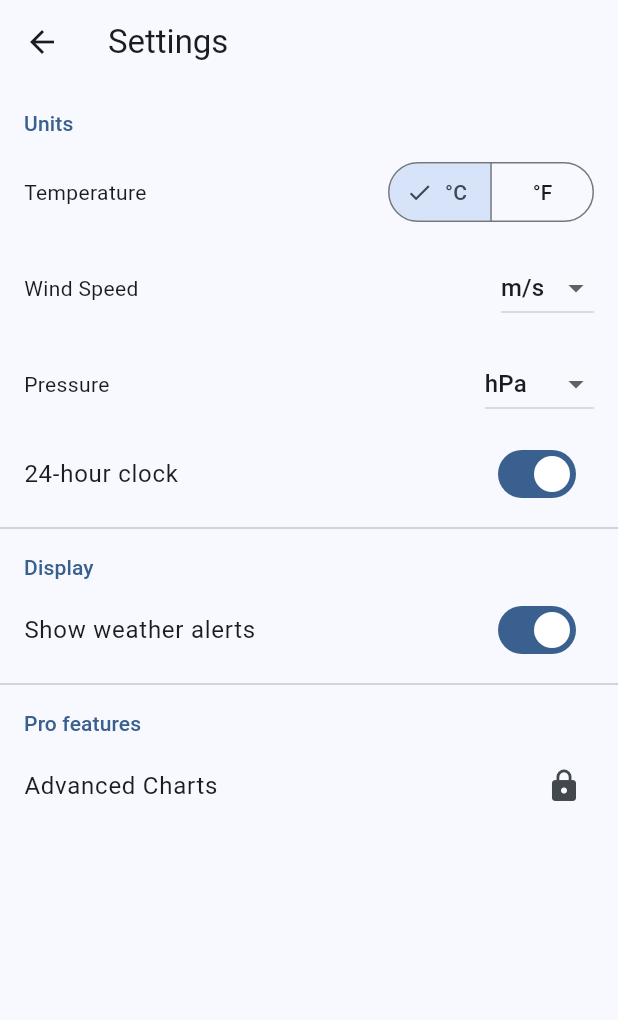
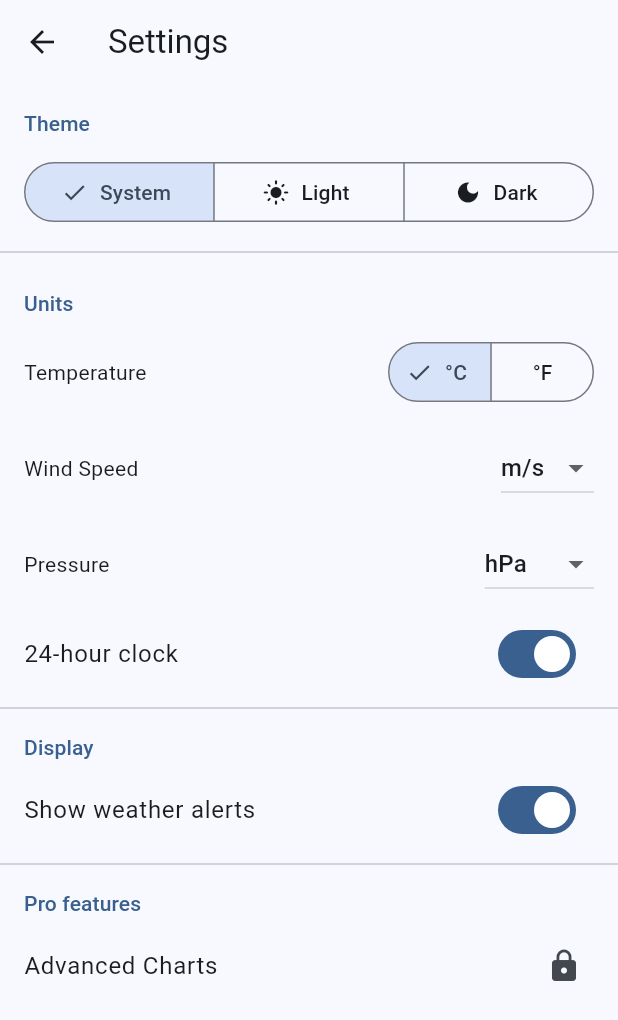
Before and after one commit to spokora9/MoE-Weather, a Flutter app: the SettingsScreen screen opened directly, on a phone screen of 412 x 824 dp. Shown: the top 1020 px of the screen. Run offline on Flutter 3.47's test engine with Material 3 defaults, Android fonts, the phone set to English and light mode, and no system bars; our stand-ins replace dio, firebase_messaging, fl_chart, flutter_local_notifications, flutter_riverpod, google_mobile_ads and 5 more; missing offline and left inert: home_widget, purchases_flutter, workmanager; accounts and stored records are empty.

Commit message:
feat(wave3/I2): theming + accessibility — AppTheme, dark/light toggle, semantic labels
Co-Authored-By: Claude Sonnet 4.6 <noreply@anthropic.com>

```diff
--- /dev/null
+++ b/flutter_app/lib/core/theme/theme_provider.dart
@@ -0,0 +1,41 @@
+import 'package:flutter/material.dart';
+import 'package:flutter_riverpod/flutter_riverpod.dart';
+import 'package:hive/hive.dart';
+
+import 'app_theme.dart';
+
+enum AppThemeMode { system, light, dark }
+
+class ThemeModeNotifier extends Notifier<AppThemeMode> {
+  static const _boxName = 'app_theme';
+  static const _key = 'mode';
+
+  @override
+  AppThemeMode build() {
+    if (!Hive.isBoxOpen(_boxName)) {
+      return AppThemeMode.system;
+    }
+    final box = Hive.box(_boxName);
+    final stored = box.get(_key) as String?;
+    if (stored == null) return AppThemeMode.system;
+    return AppThemeMode.values.firstWhere(
+      (m) => m.name == stored,
+      orElse: () => AppThemeMode.system,
+    );
+  }
+
+  Future<void> setMode(AppThemeMode mode) async {
+    final box = Hive.isBoxOpen(_boxName)
+        ? Hive.box(_boxName)
+        : await Hive.openBox(_boxName);
+    await box.put(_key, mode.name);
+    state = mode;
+  }
+}
+
+final themeModeProvider =
+    NotifierProvider<ThemeModeNotifier, AppThemeMode>(ThemeModeNotifier.new);
+
+final themeDataProvider = Provider<(ThemeData, ThemeData)>((ref) {
+  return (AppTheme.light, AppTheme.dark);
+});
--- a/flutter_app/lib/features/settings/settings_screen.dart
+++ b/flutter_app/lib/features/settings/settings_screen.dart
@@ -3,6 +3,7 @@ import 'package:flutter_riverpod/flutter_riverpod.dart';
 
 import 'package:moe_weather/features/auth/auth_state.dart';
 import 'package:moe_weather/features/auth/revenuecat_service.dart';
+import 'package:moe_weather/core/theme/theme_provider.dart';
 import 'settings_model.dart';
 import 'settings_provider.dart';
 
@@ -30,7 +31,7 @@ class SettingsScreen extends ConsumerWidget {
   }
 }
 
-class _SettingsBody extends StatelessWidget {
+class _SettingsBody extends ConsumerWidget {
   const _SettingsBody({
     required this.settings,
     required this.tier,
@@ -42,12 +43,46 @@ class _SettingsBody extends StatelessWidget {
   final void Function(AppSettings) onChanged;
 
   @override
-  Widget build(BuildContext context) {
+  Widget build(BuildContext context, WidgetRef ref) {
     final colorScheme = Theme.of(context).colorScheme;
     final textTheme = Theme.of(context).textTheme;
+    final themeMode = ref.watch(themeModeProvider);
 
     return ListView(
       children: [
+        Padding(
+          padding: const EdgeInsets.fromLTRB(16, 16, 16, 4),
+          child: Text('Theme', style: textTheme.titleSmall?.copyWith(
+            color: colorScheme.primary,
+          )),
+        ),
+        Padding(
+          padding: const EdgeInsets.symmetric(horizontal: 16, vertical: 8),
+          child: SegmentedButton<AppThemeMode>(
+            segments: const [
+              ButtonSegment(
+                value: AppThemeMode.system,
+                label: Text('System'),
+                icon: Icon(Icons.brightness_auto),
+              ),
+              ButtonSegment(
+                value: AppThemeMode.light,
+                label: Text('Light'),
+                icon: Icon(Icons.light_mode),
+              ),
+              ButtonSegment(
+                value: AppThemeMode.dark,
+                label: Text('Dark'),
+                icon: Icon(Icons.dark_mode),
+              ),
+            ],
+            selected: {themeMode},
+            onSelectionChanged: (selected) {
+              ref.read(themeModeProvider.notifier).setMode(selected.first);
+            },
+          ),
+        ),
+        const Divider(),
         Padding(
           padding: const EdgeInsets.fromLTRB(16, 16, 16, 4),
           child: Text('Units', style: textTheme.titleSmall?.copyWith(
```
Also changed, not shown: flutter_app/lib/core/accessibility/semantic_helpers.dart (added, +27 -0 lines), flutter_app/lib/core/theme/app_theme.dart (added, +46 -0 lines), 1 other file.
